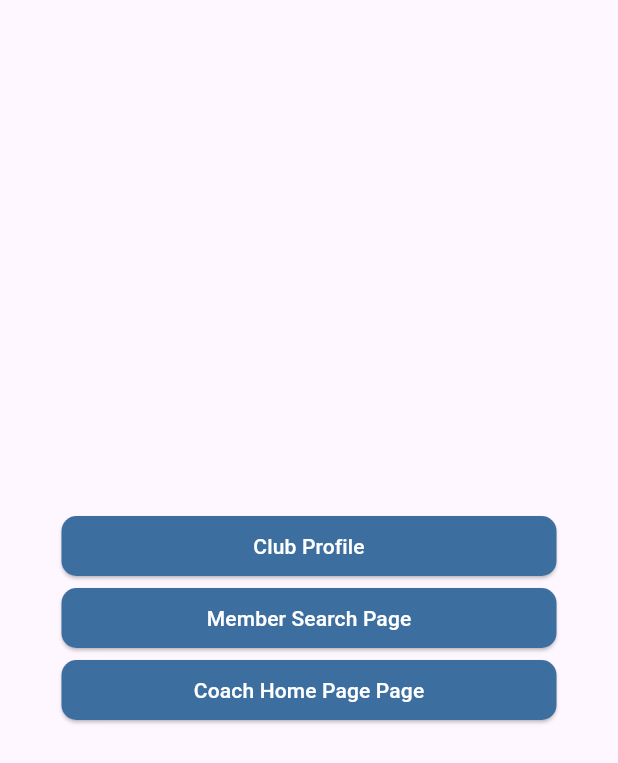
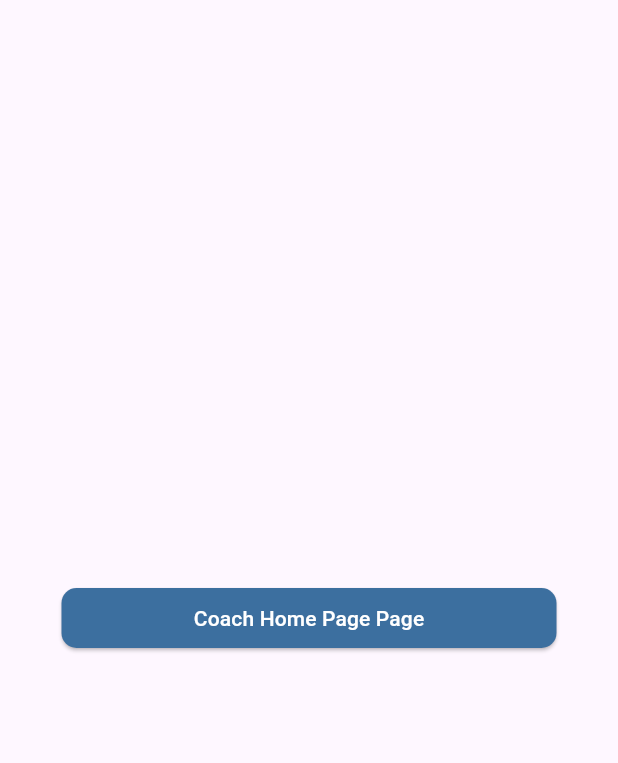
Before and after one commit to MyTennisClub/MyTennisClub, a Flutter app: the screen it shows after launch, on a phone screen of 412 x 824 dp. Shown: the top 763 px of the screen. Run offline on Flutter 3.47's test engine with Material 3 defaults, Android fonts, the light colour scheme and no system bars.

Commit message:
Simplified home screen for Coach app by removing unused app buttons and disabling screen rotation.

```diff
--- a/lib/main.dart
+++ b/lib/main.dart
@@ -1,9 +1,10 @@
 import 'package:flutter/material.dart';
-import 'member_search_page/member_search_page.dart';
-import 'clubs_profile_info/guest_club_info.dart';
-import 'coach/home_page_coach.dart';
+import 'package:flutter/services.dart';
+import 'coach_app_android/HomePage_coach_android.dart';
 
-void main() => runApp(const MainClass());
+void main() => runApp(
+    const MainClass()
+);
 
 class MainClass extends StatefulWidget {
   const MainClass({super.key});
@@ -13,8 +14,15 @@ class MainClass extends StatefulWidget {
 }
 
 class Main_Class extends State<MainClass> {
+
   @override
   Widget build(BuildContext context) {
+
+    //the screen can't be rotated
+    WidgetsFlutterBinding.ensureInitialized();
+    SystemChrome.setPreferredOrientations([
+      DeviceOrientation.portraitUp,
+    ]);
     return MaterialApp(debugShowCheckedModeBanner: false, home: MainRoute());
   }
 }
@@ -31,7 +39,7 @@ class MainRoute extends StatelessWidget {
           child: Column(
             mainAxisSize: MainAxisSize.min,
             children: <Widget>[
-              ElevatedButton(
+              /*ElevatedButton(
                 style: ElevatedButton.styleFrom(
                   fixedSize: const Size(330, 30),
                   backgroundColor: const Color.fromRGBO(60, 111, 159, 1),
@@ -73,7 +81,7 @@ class MainRoute extends StatelessWidget {
                   "Member Search Page",
                   style: TextStyle(fontSize: 14, color: Colors.white),
                 ),
-              ),
+              ),*/
               ElevatedButton(
                 style: ElevatedButton.styleFrom(
                   fixedSize: const Size(330, 30),
```
